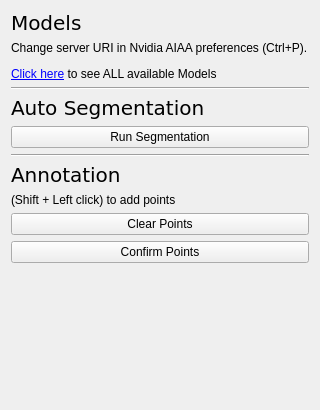
This is mitk-plugin/Plugins/org.mitk.nvidia.aiaa/src/NvidiaDextrSegTool3DGUI.ui in NVIDIA/ai-assisted-annotation-client as Qt 5 draws it before an edit. The edited form follows.
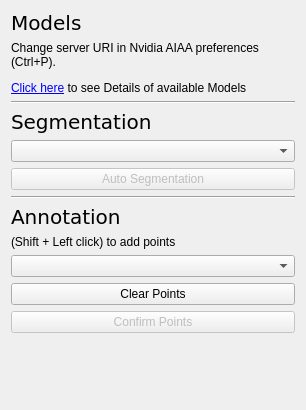
This is the edited form.

Commit message: Support model name instead of labels (design review) + fix color map for multi-labeled masks

Diff of the .ui file:
```diff
--- a/mitk-plugin/Plugins/org.mitk.nvidia.aiaa/src/NvidiaDextrSegTool3DGUI.ui
+++ b/mitk-plugin/Plugins/org.mitk.nvidia.aiaa/src/NvidiaDextrSegTool3DGUI.ui
@@ -6,7 +6,7 @@
    <rect>
     <x>0</x>
     <y>0</y>
-    <width>320</width>
+    <width>306</width>
     <height>410</height>
    </rect>
   </property>
@@ -36,7 +36,7 @@
    <item>
     <widget class="QLabel" name="modelsLabel">
      <property name="text">
-      <string>&lt;p&gt;Change server URI in Nvidia AIAA preferences (Ctrl+P).&lt;/p&gt;&lt;p&gt;&lt;a href='http://0.0.0.0:5600/v1/models'&gt;Click here&lt;/a&gt; to see ALL available Models&lt;/p&gt;</string>
+      <string>&lt;html&gt;&lt;head/&gt;&lt;body&gt;&lt;p&gt;Change server URI in Nvidia AIAA preferences (Ctrl+P).&lt;/p&gt;&lt;p&gt;&lt;a href=&quot;http://0.0.0.0:5600/v1/models&quot;&gt;&lt;span style=&quot; text-decoration: underline; color:#0000ff;&quot;&gt;Click here&lt;/span&gt;&lt;/a&gt; to see Details of available Models&lt;/p&gt;&lt;/body&gt;&lt;/html&gt;</string>
      </property>
      <property name="wordWrap">
       <bool>true</bool>
@@ -62,14 +62,27 @@
       </font>
      </property>
      <property name="text">
-      <string>Auto Segmentation</string>
+      <string>Segmentation</string>
+     </property>
+    </widget>
+   </item>
+   <item>
+    <widget class="QComboBox" name="segmentationCombo">
+     <property name="toolTip">
+      <string>Select Your Segmentation Model</string>
      </property>
     </widget>
    </item>
    <item>
     <widget class="QPushButton" name="autoSegmentationBtn">
+     <property name="enabled">
+      <bool>false</bool>
+     </property>
+     <property name="toolTip">
+      <string>Click to Run Segmentation</string>
+     </property>
      <property name="text">
-      <string>Run Segmentation</string>
+      <string>Auto Segmentation</string>
      </property>
     </widget>
    </item>
@@ -106,6 +119,13 @@
      </property>
     </widget>
    </item>
+   <item>
+    <widget class="QComboBox" name="annotationCombo">
+     <property name="toolTip">
+      <string>Select Your Annotation Model</string>
+     </property>
+    </widget>
+   </item>
    <item>
     <widget class="QPushButton" name="clearPointsBtn">
      <property name="text">
@@ -115,6 +135,12 @@
    </item>
    <item>
     <widget class="QPushButton" name="confirmPointsBtn">
+     <property name="enabled">
+      <bool>false</bool>
+     </property>
+     <property name="toolTip">
+      <string>Click to Run Annotation</string>
+     </property>
      <property name="text">
       <string>Confirm Points</string>
      </property>
```
Left out of the diff: 9 changed lines with no effect on the pictures. The commit also changes 3 other files.
